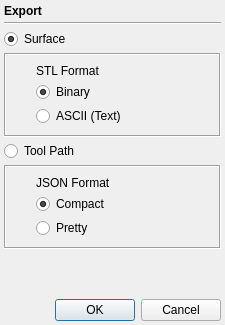
Old version of the form qt/export_dialog.ui in the repository CauldronDevelopmentLLC/CAMotics.
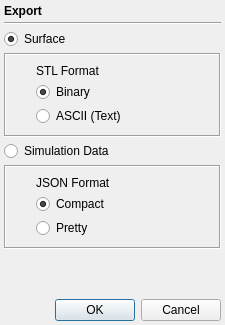
New version of the form.

Commit message: Show default project, Load cached STL if hash of simulation data is same, Export all simulation data as JSON, Sync -> Sink, Fixed one race condition

```diff
--- a/qt/export_dialog.ui
+++ b/qt/export_dialog.ui
@@ -121,7 +121,7 @@
    <item>
     <widget class="QRadioButton" name="toolPathRadioButton">
      <property name="text">
-      <string>Tool Path</string>
+      <string>Simulation Data</string>
      </property>
      <attribute name="buttonGroup">
       <string notr="true">buttonGroup</string>
```
Left out of the diff: 15 changed lines with no effect on the pictures. The commit also changes 37 other files.
